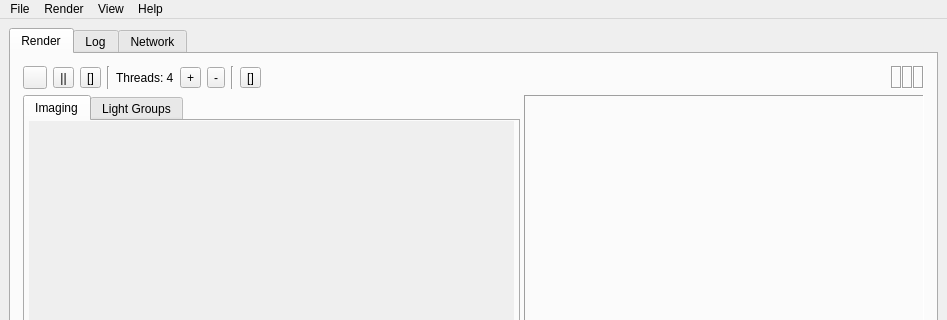
Before: the Qt Designer form qtgui/luxrender.ui in sungsoo/luxrender-lux, drawn with Qt 5; both pictures show x 0 to 947 and y 0 to 320 of the 947 by 736 pixel window.
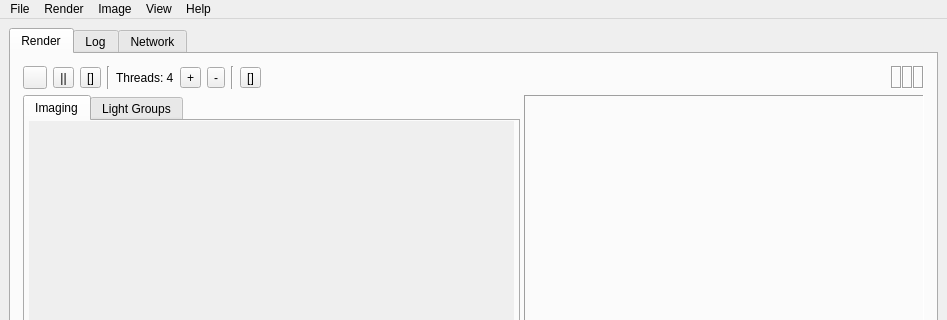
After: the same form once the commit is applied. Icons and pictures are not drawn.

Patch:
```diff
--- a/qtgui/luxrender.ui
+++ b/qtgui/luxrender.ui
@@ -761,8 +761,15 @@
     <addaction name="separator"/>
     <addaction name="action_exitApp"/>
    </widget>
+   <widget class="QMenu" name="menuImage">
+    <property name="title">
+     <string>Image</string>
+    </property>
+    <addaction name="action_outputTonemapped"/>
+   </widget>
    <addaction name="menu_file"/>
    <addaction name="menu_render"/>
+   <addaction name="menuImage"/>
    <addaction name="menu_view"/>
    <addaction name="menu_help"/>
   </widget>
```
Left out of the diff: 8 changed lines with no effect on the pictures.
